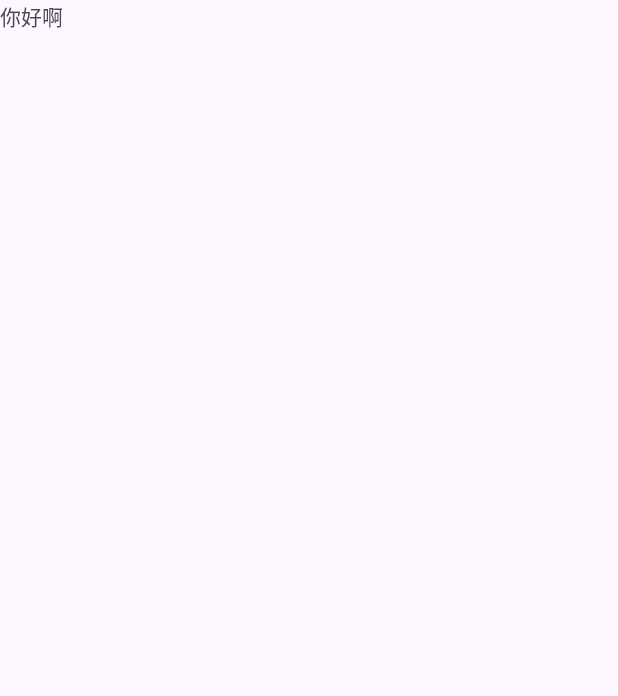
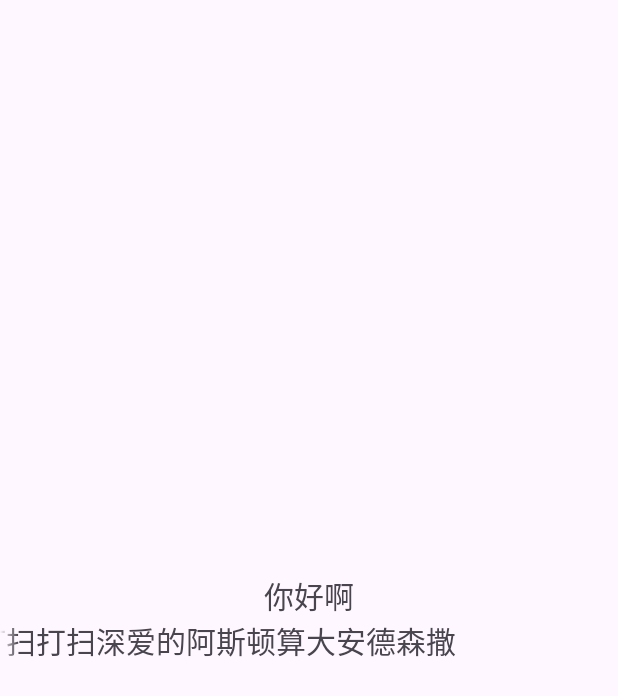
Before and after one commit to AKA-LinCoder/basic_android, an Android app: the screen it shows after launch (TextViewActivity), on a phone screen of 412 x 824 dp. Before the commit the part shown is almost empty. Shown: the top 696 px of the screen. Run offline under Robolectric (Android 15) with nearby library versions, the phone set to English and light mode, and no system bars.

Commit message:
textview跑马灯

```diff
--- a/app/src/main/java/com/echo/basicleaning/demo/component/TextViewActivity.kt
+++ b/app/src/main/java/com/echo/basicleaning/demo/component/TextViewActivity.kt
@@ -1,5 +1,6 @@
 package com.echo.basicleaning.demo.component
 
+import android.app.Activity
 import androidx.appcompat.app.AppCompatActivity
 import android.os.Bundle
 import android.widget.TextView
@@ -7,11 +8,16 @@ import com.echo.basicleaning.R
 
 class TextViewActivity : AppCompatActivity() {
     lateinit var tv1:TextView
+    lateinit var tv2:TextView
+//    lateinit var binding: ActivityTextViewActivityBinding
     override fun onCreate(savedInstanceState: Bundle?) {
         super.onCreate(savedInstanceState)
         setContentView(R.layout.activity_text_view)
 
         tv1 = findViewById(R.id.tv1)
+        tv2 = findViewById(R.id.tv2)
         tv1.text = "你好啊"
+        tv2.isSelected = true
+
     }
 }
--- a/app/src/main/res/layout/activity_text_view.xml
+++ b/app/src/main/res/layout/activity_text_view.xml
@@ -4,6 +4,8 @@
     xmlns:tools="http://schemas.android.com/tools"
     android:layout_width="match_parent"
     android:layout_height="match_parent"
+    android:orientation="vertical"
+    android:gravity="center"
     tools:context=".demo.component.TextViewActivity">
 
     <TextView
@@ -11,6 +13,21 @@
         android:layout_width="wrap_content"
         android:layout_height="wrap_content"
         android:text="@string/app_name"
+        android:ellipsize="marquee"
+        android:maxLines="2"
+        android:textSize="20sp"
+        />
+    <TextView
+        android:id="@+id/tv2"
+        android:layout_width="wrap_content"
+        android:layout_height="wrap_content"
+        android:text="这是一个跑马镫马镫马蹬马镫打扫打扫深爱的阿斯顿算大安德森撒 "
+        android:ellipsize="marquee"
+        android:maxLines="2"
+        android:textSize="20sp"
+        android:scrollHorizontally="true"
+        android:focusableInTouchMode="true"
+        android:singleLine="true"
         />
 
 </LinearLayout>
```
